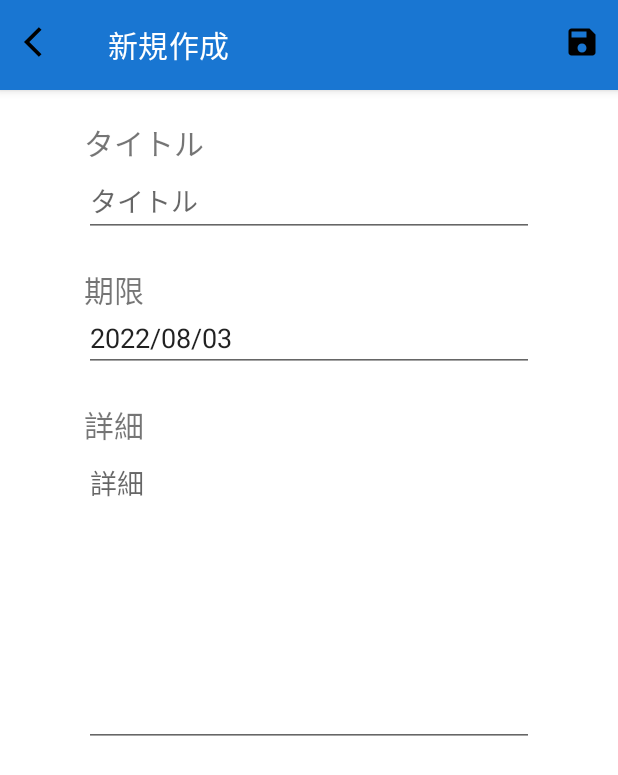
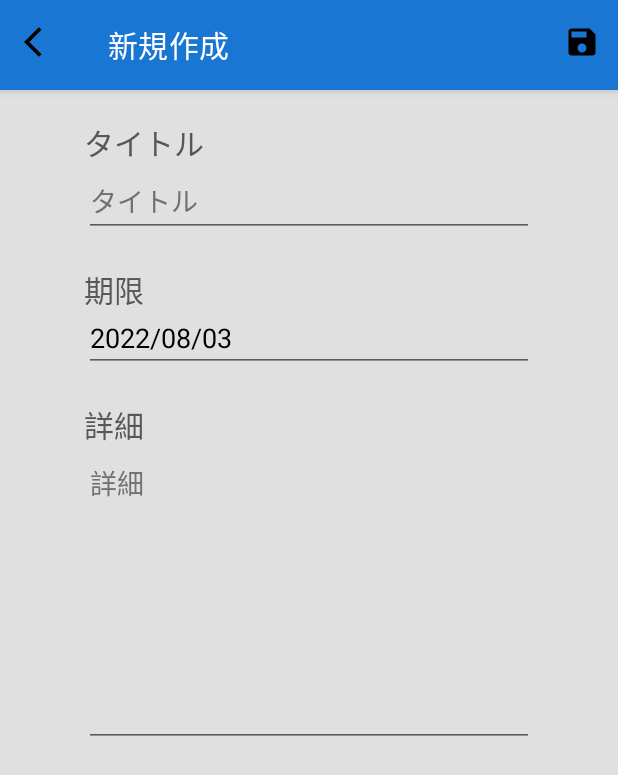
Before and after one commit to tatsuya720/AndroidTodoList, an Android app: the EditFragment screen opened through its navigation route, on a phone screen of 412 x 824 dp. Shown: the top 775 px of the screen. Run offline under Robolectric (Android 15) with nearby library versions, the phone set to English and light mode, and no system bars; our stand-ins replace Dagger/Hilt's generated code, Room's generated code.

Commit message:
一覧 &編集画面の色指定変更

```diff
--- a/common/src/main/res/values/colors.xml
+++ b/common/src/main/res/values/colors.xml
@@ -18,7 +18,10 @@
     <color name="gray_500">#9E9E9E</color>
 
     <color name="list_item_title">@color/black</color>
+    <color name="list_item_date">@color/gray_500</color>
+    <color name="list_background">@color/gray_300</color>
     <color name="list_item_background">@color/white</color>
-    <color name="edit_background">@color/white</color>
+    <color name="edit_background">@color/gray_300</color>
+    <color name="edit_item_title">#575757</color>
 
 </resources>
--- a/edit/src/main/res/layout/fragment_todo_edit.xml
+++ b/edit/src/main/res/layout/fragment_todo_edit.xml
@@ -42,6 +42,7 @@
             android:layout_marginTop="20dp"
             android:layout_gravity="center"
             android:textSize="20dp"
+            android:textColor="@color/edit_item_title"
             />
 
         <EditText
@@ -51,6 +52,8 @@
             android:hint="@string/edit_title"
             android:inputType="text"
             android:layout_gravity="center"
+            android:textColor="@color/black"
+            android:textColorHint="#717171"
             />
 
         <TextView
@@ -60,6 +63,7 @@
             android:layout_gravity="center"
             android:layout_marginTop="20dp"
             android:textSize="20dp"
+            android:textColor="@color/edit_item_title"
             />
 
         <EditText
@@ -71,6 +75,7 @@
             android:inputType="date"
             android:clickable="true"
             android:focusable="false"
+            android:textColor="@color/black"
             />
 
         <TextView
@@ -80,6 +85,7 @@
             android:layout_gravity="center"
             android:layout_marginTop="20dp"
             android:textSize="20dp"
+            android:textColor="@color/edit_item_title"
             />
 
         <EditText
@@ -91,6 +97,8 @@
             android:layout_gravity="center"
             android:inputType="textMultiLine"
             android:lines="100"
+            android:textColor="@color/black"
+            android:textColorHint="#717171"
             />
 
 
--- a/list/src/main/res/layout/fragment_todo_list.xml
+++ b/list/src/main/res/layout/fragment_todo_list.xml
@@ -4,7 +4,7 @@
     xmlns:tools="http://schemas.android.com/tools"
     android:layout_width="match_parent"
     android:layout_height="match_parent"
-    android:background="@color/gray_300">
+    android:background="@color/list_background">
 
     <com.google.android.material.appbar.AppBarLayout
         android:id="@+id/appbar_layout"
--- a/list/src/main/res/layout/todo_list_item.xml
+++ b/list/src/main/res/layout/todo_list_item.xml
@@ -54,7 +54,8 @@
                     android:textSize="20dp"
                     app:layout_constraintEnd_toEndOf="parent"
                     app:layout_constraintStart_toStartOf="parent"
-                    app:layout_constraintTop_toTopOf="parent" />
+                    app:layout_constraintTop_toTopOf="parent"
+                    android:textColor="@color/list_item_title"/>
 
                 <Space
                     android:layout_width="match_parent"
@@ -79,7 +80,8 @@
                         android:layout_width="wrap_content"
                         android:layout_height="wrap_content"
                         android:text="2022/99/99"
-                        android:textSize="15dp" />
+                        android:textSize="15dp"
+                        android:textColor="@color/list_item_date"/>
 
                 </androidx.appcompat.widget.LinearLayoutCompat>
 
```
